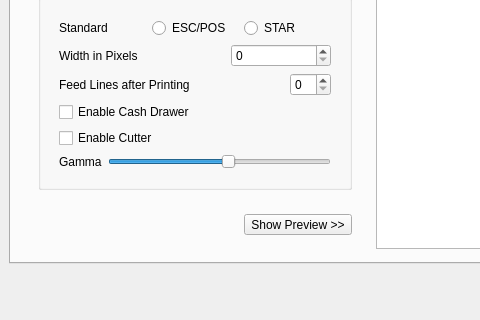
Above: mainwindow.ui from dieg0-a/posagentpro-src before the change; both pictures show x 0 to 480 and y 317 to 637 of the 928 by 637 pixel window. Below: the same form after it.
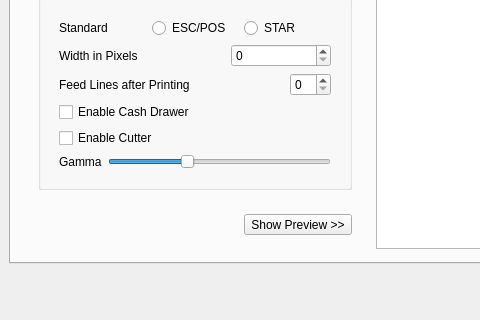
That is the form after the change. Icons and pictures are not drawn.

What changed in the file:
```diff
--- a/mainwindow.ui
+++ b/mainwindow.ui
@@ -250,7 +250,7 @@
                          <number>50</number>
                         </property>
                         <property name="maximum">
-                         <number>400</number>
+                         <number>600</number>
                         </property>
                         <property name="singleStep">
                          <number>10</number>
```
